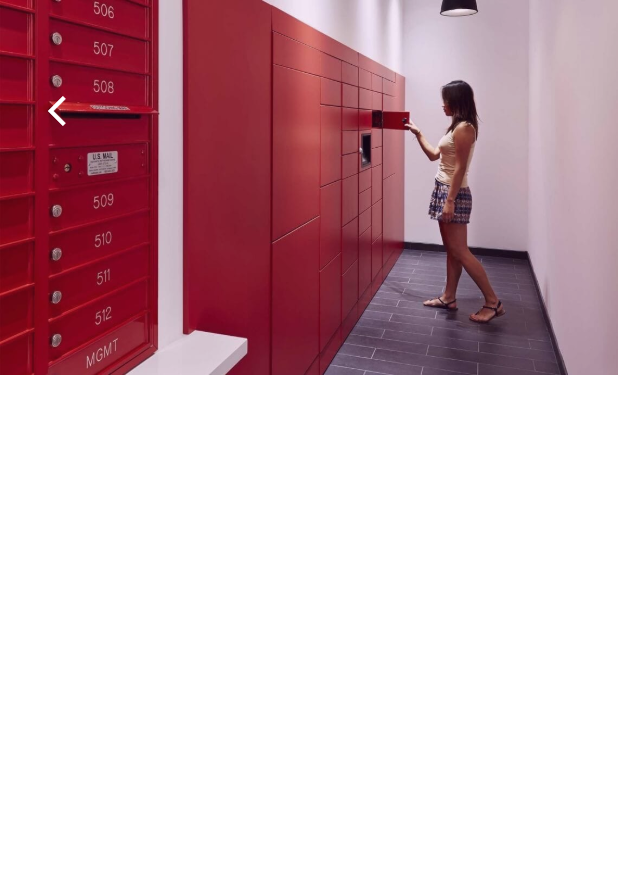
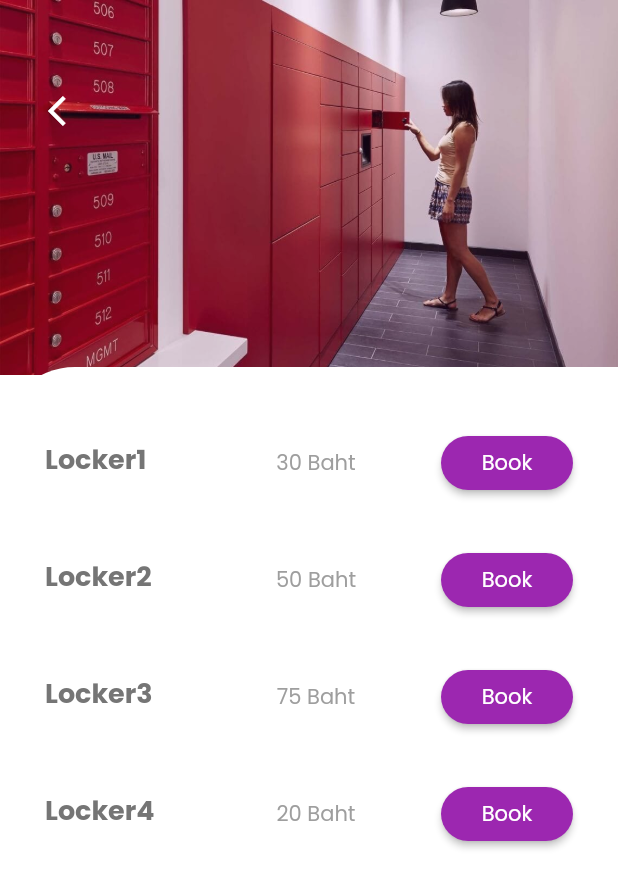
Before and after one commit to bbestbt/Smart-Locker, a Flutter app: the Body screen opened directly, after a tap on "View details", on a phone screen of 412 x 824 dp. Shown: the top 888 px of the screen. Run offline on Flutter 3.47's test engine with Material 2 defaults, Android fonts, the light colour scheme and no system bars; our stand-ins replace flutter_svg.

Commit message:
book locker

```diff
--- a/lib/routes.dart
+++ b/lib/routes.dart
@@ -3,6 +3,7 @@ import 'package:flutter/widgets.dart';
 import 'package:locker/screens/OTP/otp_screen.dart';
 import 'package:locker/screens/app/app_screen.dart';
 import 'package:locker/screens/booked/booked_screen.dart';
+import 'package:locker/screens/booked_detail/bookdetail_screen.dart';
 import 'package:locker/screens/forgot_password/forgot_password_screen.dart';
 import 'package:locker/screens/homepage/home_screen.dart';
 import 'package:locker/screens/sign_in/sign_in_screen.dart';
@@ -17,4 +18,5 @@ final Map<String,WidgetBuilder> routes={
   SignUpScreen.routeName:(context)=>SignUpScreen(),
   OtpScreen.routeName:(context)=>OtpScreen(),
   BookedScreen.routeName:(context)=>BookedScreen(),
+  BookDetailScreen.routeName:(context)=>BookDetailScreen(),
 };
--- a/lib/screens/booked/components/body.dart
+++ b/lib/screens/booked/components/body.dart
@@ -1,10 +1,9 @@
-
 import 'package:flutter/material.dart';
 import 'package:locker/constants.dart';
 import 'package:locker/screens/booked/booked_screen.dart';
+import 'package:locker/screens/booked_detail/bookdetail_screen.dart';
 import 'package:locker/screens/homepage/home_screen.dart';
 import 'package:locker/screens/sign_in/sign_in_screen.dart';
-
 
 class Body extends StatelessWidget {
   @override
@@ -12,6 +11,13 @@ class Body extends StatelessWidget {
     return Scaffold();
   }
 }
+
+var lockerList = [
+  {'title': 'Locker1', 'price': 30},
+  {'title': 'Locker2', 'price': 50},
+  {'title': 'Locker3', 'price': 75},
+  {'title': 'Locker4', 'price': 20},
+];
 
 class DetailScreen extends StatelessWidget {
   final location;
@@ -22,60 +28,126 @@ class DetailScreen extends StatelessWidget {
     return Scaffold(
       // backgroundColor: Color(0xFF6F35A5),
       body: SingleChildScrollView(
-        child: Container(width: MediaQuery.of(context).size.width,
+        child: Container(
+          width: MediaQuery.of(context).size.width,
           height: MediaQuery.of(context).size.height,
           child: Stack(
             children: [
-            Container(height: 250,
+              Container(
+                height: 250,
                 width: MediaQuery.of(context).size.width,
-            child: Stack(fit: StackFit.expand,
+                child: Stack(
+                  fit: StackFit.expand,
                   children: [
-                Image.asset('assets/images/locker.jpg',
+                    Image.asset(
+                      'assets/images/locker.jpg',
                       fit: BoxFit.fill,
                     ),
                     Container(
-                  width:MediaQuery.of(context).size.width ,
+                      width: MediaQuery.of(context).size.width,
                       height: MediaQuery.of(context).size.height,
                       color: Colors.purple.withOpacity(0.1),
                     ),
-
-              ],
-              ),
-
-            ),
-            Positioned(top:50,left: 20,child: IconButton(
-              icon: Icon(Icons.arrow_back_ios,color: Colors.white,),
-               onPressed: (){
-              Navigator.pop(context);
-            }),)
-
                   ],
                 ),
               ),
-        // child: SafeArea(
-        //   child: Column(
-        //     children: [
-        //       Padding(
-        //         padding: EdgeInsets.symmetric(horizontal: 20, vertical: 10),
-        //         child: Row(
-        //           mainAxisAlignment: MainAxisAlignment.spaceBetween,
-        //           children: [
-        //             IconButton(
-        //               icon: Icon(
-        //                 Icons.arrow_back_ios,
-        //                 color: Color(0xFFF1E6FF),
-        //               ),
-        //               onPressed: () {
-        //                 Navigator.pushNamed(context, HomeScreen.routeName);
-        //               },
-        //             ),
-        //           ],
-        //         ),
-        //       ),
-        //     ],
-        //   ),
-        // ),
+              Positioned(
+                top: 50,
+                left: 20,
+                child: IconButton(
+                    icon: Icon(
+                      Icons.arrow_back_ios,
+                      color: Colors.white,
+                    ),
+                    onPressed: () {
+                      Navigator.pop(context);
+                    }),
+              ),
+              Positioned(
+                top: MediaQuery.of(context).size.height / 3 - 30,
+                child: Container(
+                  width: MediaQuery.of(context).size.width,
+                  height: MediaQuery.of(context).size.height,
+                  decoration: BoxDecoration(
+                    color: Colors.white,
+                    borderRadius: BorderRadius.only(
+                      topLeft: Radius.circular(50),
+                    ),
+                  ),
+                  child: Padding(
+                    padding: EdgeInsets.symmetric(horizontal: 30),
+                    child: Column(
+                      crossAxisAlignment: CrossAxisAlignment.start,
+                      children: <Widget>[
+                        SizedBox(
+                          height: 10,
+                        ),
+                        SizedBox(height: 30),
+                        Locker(lockerList[0]),
+                        Locker(lockerList[1]),
+                        Locker(lockerList[2]),
+                        Locker(lockerList[3]),
+                      ],
+                    ),
+                  ),
+                ),
+              ),
+            ],
+          ),
+        ),
       ),
     );
   }
 }
+
+class Locker extends StatelessWidget {
+  final locker;
+  Locker(this.locker);
+
+  @override
+  Widget build(BuildContext context) {
+    return Container(
+      margin: EdgeInsets.only(bottom: 30),
+      child: Row(
+        mainAxisAlignment: MainAxisAlignment.spaceBetween,
+        children: [
+          Column(
+            crossAxisAlignment: CrossAxisAlignment.start,
+            children: [
+              SizedBox(
+                width: MediaQuery.of(context).size.width / 3 - 40,
+                child: Text(
+                  locker['title'],
+                  style: TextStyle(
+                    fontWeight: FontWeight.bold,
+                    fontSize: 18,
+                  ),
+                ),
+              ),
+              SizedBox(height: 5),
+            ],
+          ),
+          Text(
+            '${locker['price']} Baht',
+            style: TextStyle(
+              color: Colors.grey,
+            ),
+          ),
+          MaterialButton(
+            onPressed: () {
+               Navigator.push(context,MaterialPageRoute(builder: (context)=>
+                    BookDetailScreen()));
+            },
+            color: Colors.purple,
+            shape:
+                RoundedRectangleBorder(borderRadius: BorderRadius.circular(20)),
+            child: Text(
+              "Book",
+              style: TextStyle(color: Colors.white),
+            ),
+          )
+        ],
+      ),
+    );
+  }
+}
--- /dev/null
+++ b/lib/screens/booked_detail/body.dart
@@ -0,0 +1,17 @@
+import 'package:flutter/material.dart';
+
+class Body extends StatelessWidget {
+  @override
+  Widget build(BuildContext context) {
+    return Container(
+      // margin: EdgeInsets.symmetric(vertical: 105),
+      // width: MediaQuery.of(context).size.width ,
+      // height:200,
+      // decoration: BoxDecoration(
+      //   color: Color(0xFFFDBCCF),
+      //   borderRadius: BorderRadius.circular(50),
+      // ),
+
+    );
+  }
+}
--- /dev/null
+++ b/lib/screens/booked_detail/bookdetail_screen.dart
@@ -0,0 +1,15 @@
+import 'package:flutter/material.dart';
+import 'package:locker/screens/booked_detail/body.dart';
+
+class BookDetailScreen extends StatelessWidget {
+  static String routeName="/book_detail";
+  @override
+  Widget build(BuildContext context) {
+    return Scaffold(
+      appBar: AppBar(
+      ),
+      body:Body(),
+
+    );
+  }
+}
```
Lines whose indentation alone changed are shown as unchanged.
